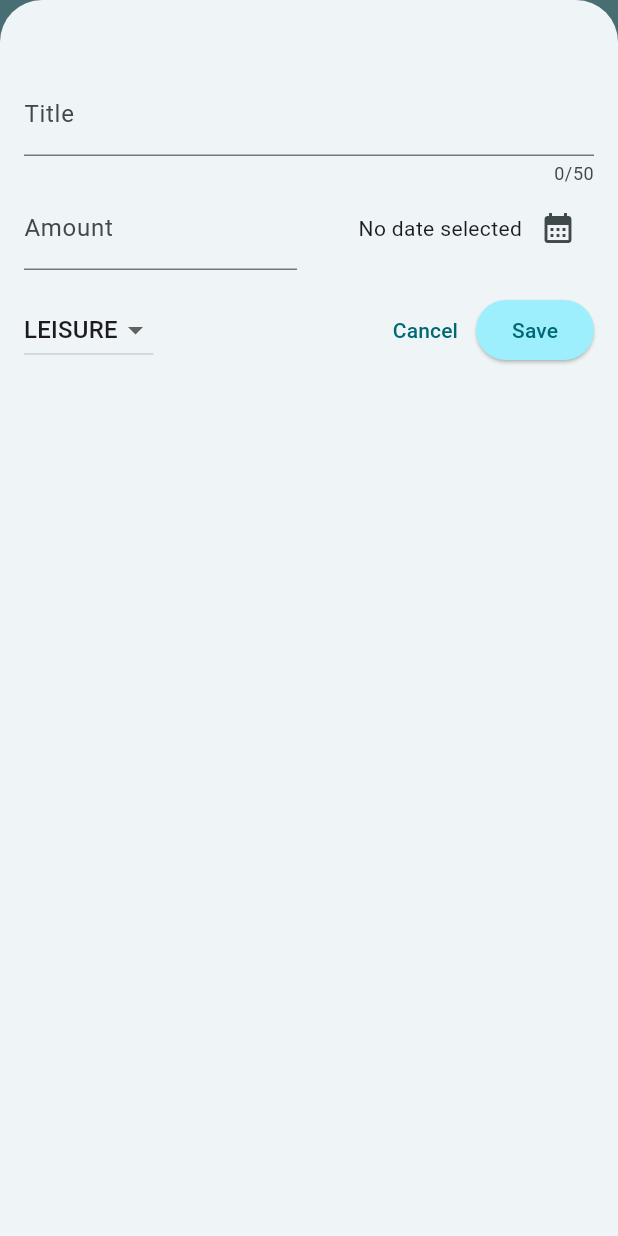
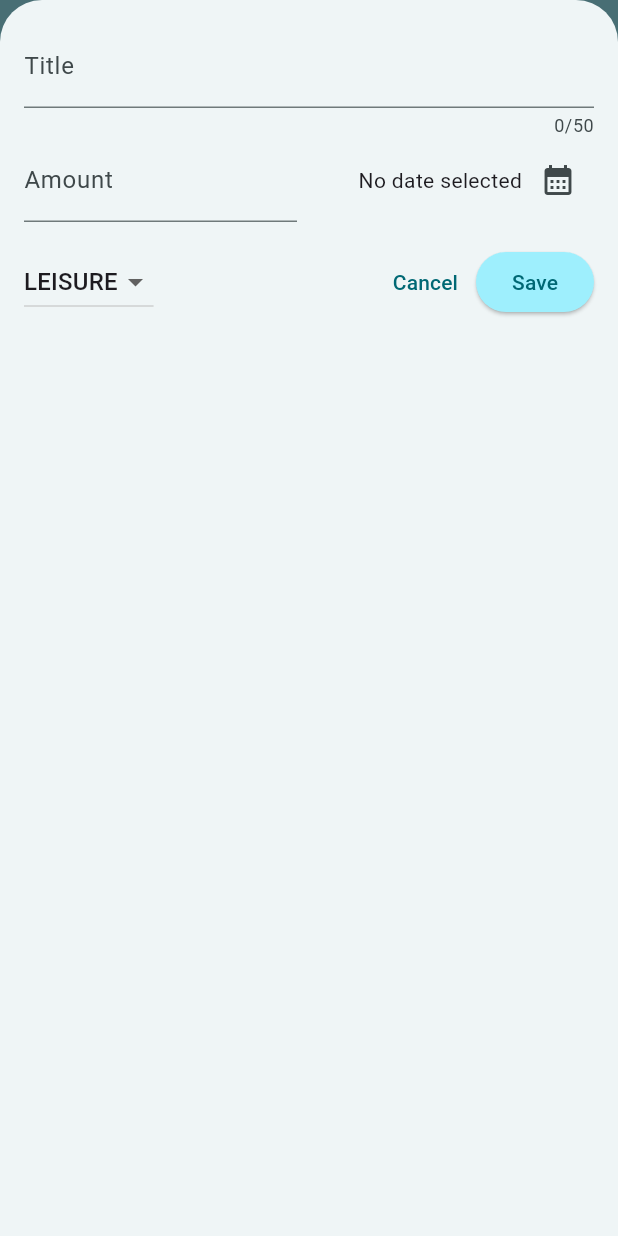
Before and after one commit to M0bileDev/flutter_expense_tracker, a Flutter app: the screen it shows after launch, after a tap on the "add" icon, on a phone screen of 412 x 824 dp. Run offline on Flutter 3.47's test engine with Material 3 defaults, Android fonts, the phone set to English and light mode, and no system bars.

Commit message:
010420252212

```diff
--- a/lib/widgets/expenses.dart
+++ b/lib/widgets/expenses.dart
@@ -36,6 +36,7 @@ class _ExpensesState extends State<Expenses> {
 
   void _openAddExpenseOverlay() {
     showModalBottomSheet(
+      useSafeArea: true,
       isScrollControlled: true,
       context: context,
       builder: (context) => NewExpense(
@@ -89,6 +90,7 @@ class _ExpensesState extends State<Expenses> {
       );
     }
 
+    //💡 Scaffold by default uses safe area
     return Scaffold(
       appBar: AppBar(
         title: Text('Expense Tracker'),
--- a/lib/widgets/new_expense.dart
+++ b/lib/widgets/new_expense.dart
@@ -128,7 +128,7 @@ class _NewExpenseState extends State<NewExpense> {
       height: double.infinity,
       child: SingleChildScrollView(
         child: Padding(
-          padding: EdgeInsets.fromLTRB(16, 48, 16, keyboardSpace + 16),
+          padding: EdgeInsets.fromLTRB(16, 16, 16, keyboardSpace + 16),
           child: Column(
             children: [
               TextField(
```
